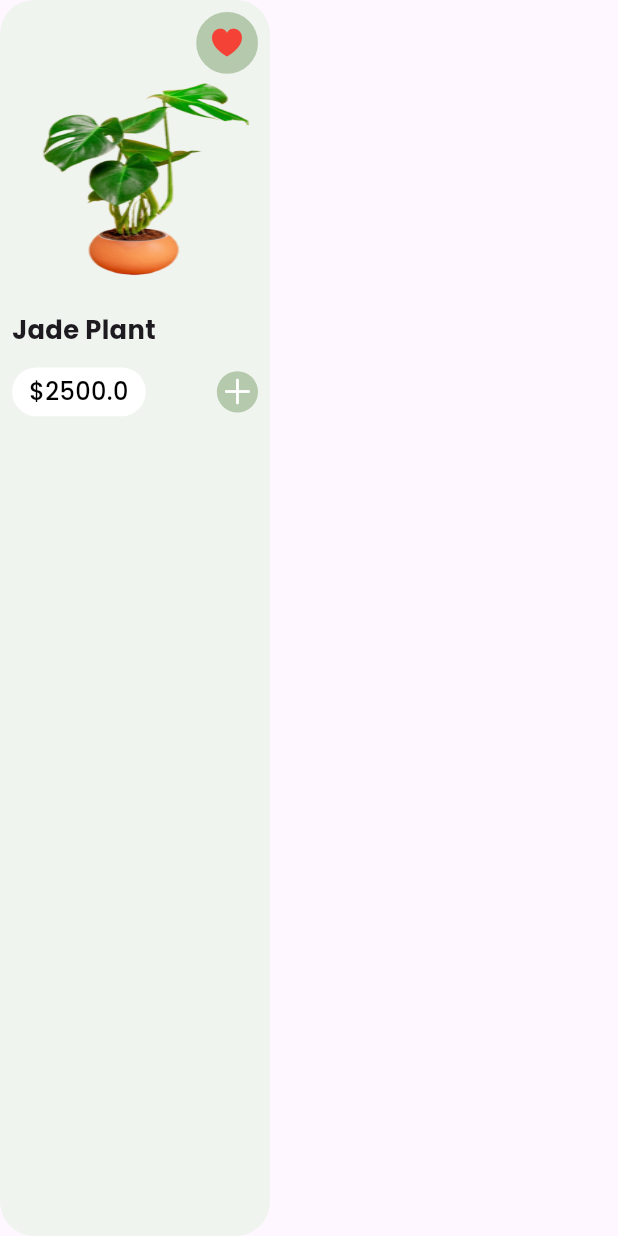
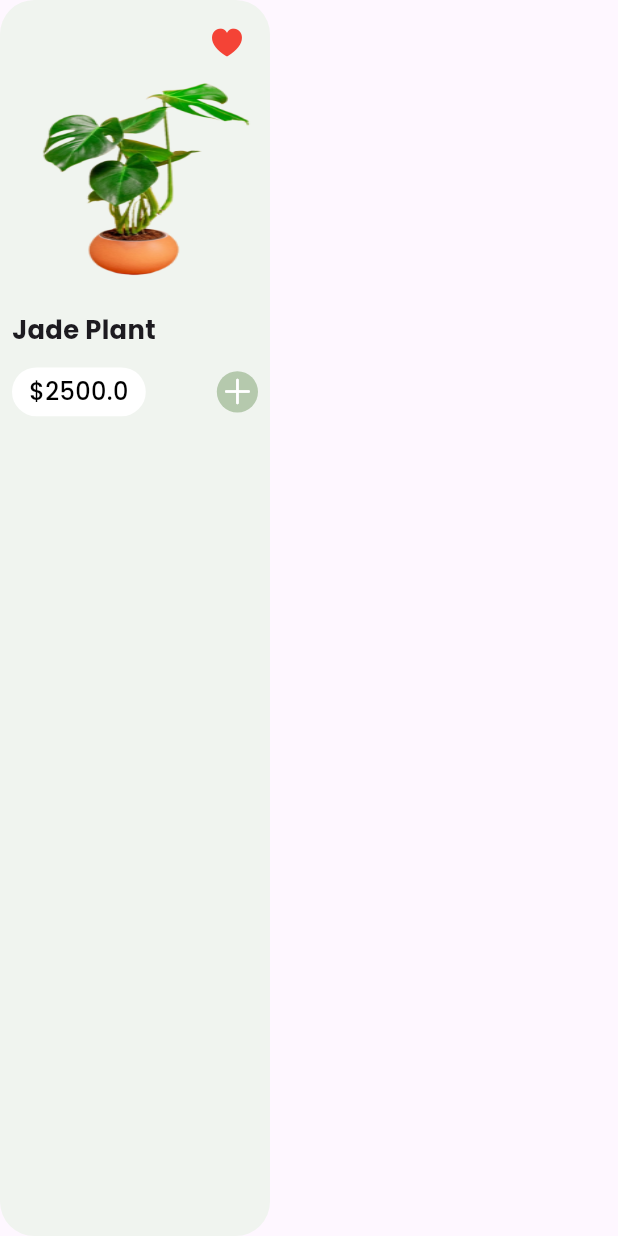
Before and after one commit to oceanmtechanshraiyani/garden_app, a Flutter app: the ProductCard widget shown alone on an empty page, opened directly with sample values from the repository, after a tap on an icon or button, on a phone screen of 412 x 824 dp. Run offline on Flutter 3.47's test engine with Material 3 defaults, Android fonts, the phone set to English and light mode, and no system bars; our stand-ins replace flutter_screenutil, flutter_svg, get, google_fonts; missing offline and left inert: qr_code_scanner, shape_of_view_null_safe.

Commit message:
Update product_card.dart

```diff
--- a/lib/widgets/product_card.dart
+++ b/lib/widgets/product_card.dart
@@ -40,7 +40,7 @@ class _ProductCardState extends State<ProductCard> {
               GestureDetector(
                 onTap: toggleLike,
                 child: CircleAvatar(
-                  backgroundColor: like ? const Color(0xffB5C9AD) : Colors.transparent,
+                  backgroundColor: Colors.transparent,
                   minRadius: 18.r,
                   child: Icon(
                     like ? CupertinoIcons.heart_fill : CupertinoIcons.heart,
```
